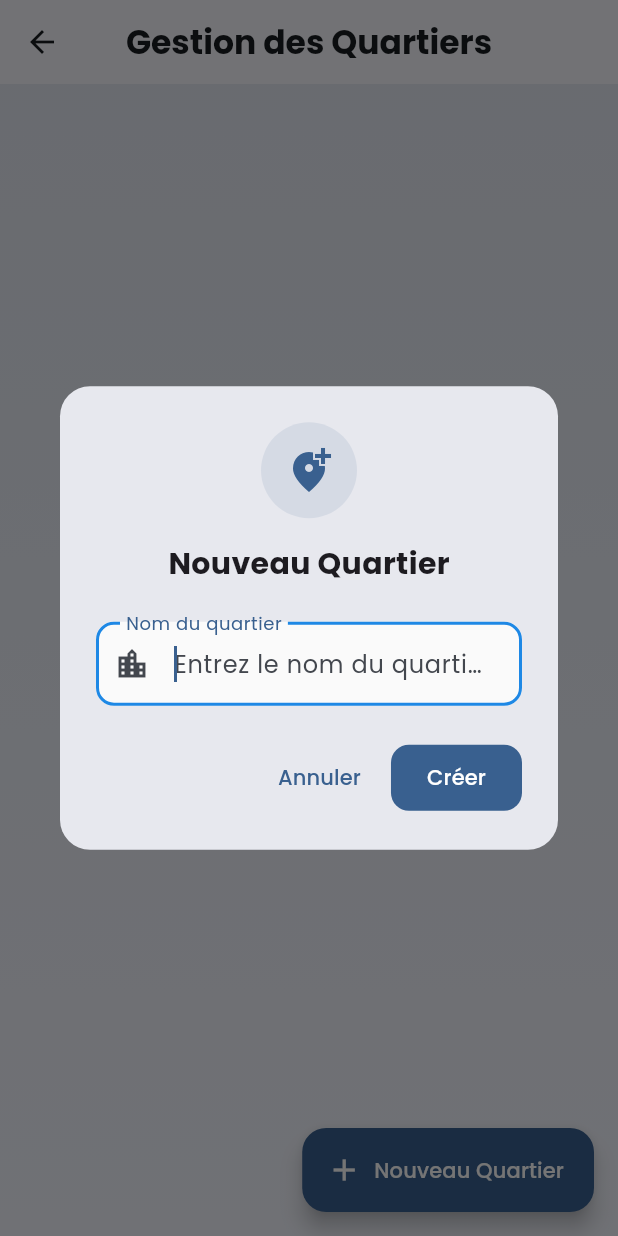
After one commit to Cescito04/domi-cert, a Flutter app: the QuartiersScreen screen opened directly, after a tap on "Ajouter un quartier", on a phone screen of 412 x 824 dp. The commit adds this screen. Run offline on Flutter 3.47's test engine with Material 3 defaults, Android fonts, the phone set to English and light mode, and no system bars; our stand-ins replace cloud_firestore, firebase_auth, firebase_core, flutter_riverpod, flutter_spinkit, google_fonts and 1 more; accounts and stored records are empty; network calls fail.

Commit message:
feat(ui): enhance quartiers screen UI and dialogs
- Improve overall UI with gradient background and rounded corners
- Add modern card design for quartier items with icons
- Enhance dialogs for create/edit and delete operations
- Add floating snackbars with icons for better feedback
- Implement empty state with call-to-action button
- Add loading and error states with better visual feedback
- Use consistent styling with theme colors
- Improve button and input field designs

```diff
--- /dev/null
+++ b/lib/models/quartier.dart
@@ -0,0 +1,18 @@
+class Quartier {
+  final String id;
+  final String nom;
+
+  Quartier({required this.id, required this.nom});
+
+  factory Quartier.fromMap(Map<String, dynamic> data, String documentId) {
+    return Quartier(id: documentId, nom: data['nom'] ?? '');
+  }
+
+  Map<String, dynamic> toMap() {
+    return {'nom': nom};
+  }
+
+  Quartier copyWith({String? id, String? nom}) {
+    return Quartier(id: id ?? this.id, nom: nom ?? this.nom);
+  }
+}
--- a/lib/screens/home/home_screen.dart
+++ b/lib/screens/home/home_screen.dart
@@ -1,6 +1,7 @@
 import 'package:flutter/material.dart';
 import 'package:flutter_riverpod/flutter_riverpod.dart';
 import 'package:homepass/services/auth_service.dart';
+import 'package:homepass/screens/quartiers_screen.dart';
 
 class HomeScreen extends ConsumerWidget {
   const HomeScreen({super.key});
@@ -151,7 +152,12 @@ class HomeScreen extends ConsumerWidget {
       shape: RoundedRectangleBorder(borderRadius: BorderRadius.circular(16)),
       child: InkWell(
         onTap: () {
-          // TODO: Implémenter la navigation vers la fonctionnalité
+          if (title == 'Quartiers') {
+            Navigator.push(
+              context,
+              MaterialPageRoute(builder: (context) => const QuartiersScreen()),
+            );
+          }
         },
         borderRadius: BorderRadius.circular(16),
         child: Padding(
--- /dev/null
+++ b/lib/screens/quartiers_screen.dart
@@ -0,0 +1,461 @@
+import 'package:flutter/material.dart';
+import '../models/quartier.dart';
+import '../services/quartier_service.dart';
+
+class QuartiersScreen extends StatefulWidget {
+  const QuartiersScreen({super.key});
+
+  @override
+  State<QuartiersScreen> createState() => _QuartiersScreenState();
+}
+
+class _QuartiersScreenState extends State<QuartiersScreen> {
+  final QuartierService _quartierService = QuartierService();
+  final TextEditingController _nomController = TextEditingController();
+  Quartier? _quartierToEdit;
+
+  @override
+  void dispose() {
+    _nomController.dispose();
+    super.dispose();
+  }
+
+  void _showQuartierDialog([Quartier? quartier]) {
+    _quartierToEdit = quartier;
+    _nomController.text = quartier?.nom ?? '';
+
+    showDialog(
+      context: context,
+      builder:
+          (context) => Dialog(
+            shape: RoundedRectangleBorder(
+              borderRadius: BorderRadius.circular(20),
+            ),
+            child: Container(
+              padding: const EdgeInsets.all(24),
+              child: Column(
+                mainAxisSize: MainAxisSize.min,
+                children: [
+                  Container(
+                    padding: const EdgeInsets.all(16),
+                    decoration: BoxDecoration(
+                      color: Theme.of(
+                        context,
+                      ).colorScheme.primary.withOpacity(0.1),
+                      shape: BoxShape.circle,
+                    ),
+                    child: Icon(
+                      quartier == null
+                          ? Icons.add_location_alt
+                          : Icons.edit_location_alt,
+                      size: 32,
+                      color: Theme.of(context).colorScheme.primary,
+                    ),
+                  ),
+                  const SizedBox(height: 16),
+                  Text(
+                    quartier == null ? 'Nouveau Quartier' : 'Modifier Quartier',
+                    style: const TextStyle(
+                      fontSize: 20,
+                      fontWeight: FontWeight.bold,
+                    ),
+                  ),
+                  const SizedBox(height: 24),
+                  TextField(
+                    controller: _nomController,
+                    decoration: InputDecoration(
+                      labelText: 'Nom du quartier',
+                      hintText: 'Entrez le nom du quartier',
+                      prefixIcon: const Icon(Icons.location_city_outlined),
+                      border: OutlineInputBorder(
+                        borderRadius: BorderRadius.circular(12),
+                      ),
+                      filled: true,
+                      fillColor: Colors.grey[50],
+                    ),
+                    autofocus: true,
+                  ),
+                  const SizedBox(height: 24),
+                  Row(
+                    mainAxisAlignment: MainAxisAlignment.end,
+                    children: [
+                      TextButton(
+                        onPressed: () => Navigator.pop(context),
+                        child: const Text('Annuler'),
+                      ),
+                      const SizedBox(width: 8),
+                      ElevatedButton(
+                        onPressed: () async {
+                          if (_nomController.text.isNotEmpty) {
+                            try {
+                              if (quartier == null) {
+                                await _quartierService.createQuartier(
+                                  _nomController.text,
+                                );
+                                if (mounted) {
+                                  ScaffoldMessenger.of(context).showSnackBar(
+                                    SnackBar(
+                                      content: Row(
+                                        children: [
+                                          const Icon(
+                                            Icons.check_circle,
+                                            color: Colors.white,
+                                          ),
+                                          const SizedBox(width: 8),
+                                          const Text(
+                                            'Quartier créé avec succès',
+                                          ),
+                                        ],
+                                      ),
+                                      backgroundColor: Colors.green,
+                                      behavior: SnackBarBehavior.floating,
+                                      shape: RoundedRectangleBorder(
+                                        borderRadius: BorderRadius.circular(10),
+                                      ),
+                                    ),
+                                  );
+                                }
+                              } else {
+                                await _quartierService.updateQuartier(
+                                  quartier.id,
+                                  _nomController.text,
+                                );
+                                if (mounted) {
+                                  ScaffoldMessenger.of(context).showSnackBar(
+                                    SnackBar(
+                                      content: Row(
+                                        children: [
+                                          const Icon(
+                                            Icons.check_circle,
+                                            color: Colors.white,
+                                          ),
+                                          const SizedBox(width: 8),
+                                          const Text(
+                                            'Quartier mis à jour avec succès',
+                                          ),
+                                        ],
+                                      ),
+                                      backgroundColor: Colors.green,
+                                      behavior: SnackBarBehavior.floating,
+                                      shape: RoundedRectangleBorder(
+                                        borderRadius: BorderRadius.circular(10),
+                                      ),
+                                    ),
+                                  );
+                                }
+                              }
+                              if (mounted) Navigator.pop(context);
+                            } catch (e) {
+                              if (mounted) {
+                                ScaffoldMessenger.of(context).showSnackBar(
+                                  SnackBar(
+                                    content: Row(
+                                      children: [
+                                        const Icon(
+                                          Icons.error_outline,
+                                          color: Colors.white,
+                                        ),
+                                        const SizedBox(width: 8),
+                                        Text('Erreur: ${e.toString()}'),
+                                      ],
+                                    ),
+                                    backgroundColor: Colors.red,
+                                    behavior: SnackBarBehavior.floating,
+                                    shape: RoundedRectangleBorder(
+                                      borderRadius: BorderRadius.circular(10),
+                                    ),
+                                  ),
+                                );
+                              }
+                            }
+                          }
+                        },
+                        style: ElevatedButton.styleFrom(
+                          backgroundColor:
+                              Theme.of(context).colorScheme.primary,
+                          foregroundColor: Colors.white,
+                          padding: const EdgeInsets.symmetric(
+                            horizontal: 24,
+                            vertical: 12,
+                          ),
+                          shape: RoundedRectangleBorder(
+                            borderRadius: BorderRadius.circular(12),
+                          ),
+                        ),
+                        child: Text(
+                          quartier == null ? 'Créer' : 'Mettre à jour',
+                        ),
+                      ),
+                    ],
+                  ),
+                ],
+              ),
+            ),
+          ),
+    );
+  }
+
+  Future<void> _deleteQuartier(Quartier quartier) async {
+    final confirmed = await showDialog<bool>(
+      context: context,
+      builder:
+          (context) => Dialog(
+            shape: RoundedRectangleBorder(
+              borderRadius: BorderRadius.circular(20),
+            ),
+            child: Container(
+              padding: const EdgeInsets.all(24),
+              child: Column(
+                mainAxisSize: MainAxisSize.min,
+                children: [
+                  Container(
+                    padding: const EdgeInsets.all(16),
+                    decoration: BoxDecoration(
+                      color: Colors.red.withOpacity(0.1),
+                      shape: BoxShape.circle,
+                    ),
+                    child: const Icon(
+                      Icons.delete_outline,
+                      size: 32,
+                      color: Colors.red,
+                    ),
+                  ),
+                  const SizedBox(height: 16),
+                  const Text(
+                    'Confirmer la suppression',
+                    style: TextStyle(fontSize: 20, fontWeight: FontWeight.bold),
+                  ),
+                  const SizedBox(height: 8),
+                  Text(
+                    'Voulez-vous vraiment supprimer le quartier "${quartier.nom}" ?',
+                    textAlign: TextAlign.center,
+                    style: TextStyle(color: Colors.grey[600]),
+                  ),
+                  const SizedBox(height: 24),
+                  Row(
+                    mainAxisAlignment: MainAxisAlignment.end,
+                    children: [
+                      TextButton(
+                        onPressed: () => Navigator.pop(context, false),
+                        child: const Text('Annuler'),
+                      ),
+                      const SizedBox(width: 8),
+                      ElevatedButton(
+                        onPressed: () => Navigator.pop(context, true),
+                        style: ElevatedButton.styleFrom(
+                          backgroundColor: Colors.red,
+                          foregroundColor: Colors.white,
+                          padding: const EdgeInsets.symmetric(
+                            horizontal: 24,
+                            vertical: 12,
+                          ),
+                          shape: RoundedRectangleBorder(
+                            borderRadius: BorderRadius.circular(12),
+                          ),
+                        ),
+                        child: const Text('Supprimer'),
+                      ),
+                    ],
+                  ),
+                ],
+              ),
+            ),
+          ),
+    );
+
+    if (confirmed == true) {
+      try {
+        await _quartierService.deleteQuartier(quartier.id);
+        if (mounted) {
+          ScaffoldMessenger.of(context).showSnackBar(
+            SnackBar(
+              content: Row(
+                children: [
+                  const Icon(Icons.check_circle, color: Colors.white),
+                  const SizedBox(width: 8),
+                  const Text('Quartier supprimé avec succès'),
+                ],
+              ),
+              backgroundColor: Colors.green,
+              behavior: SnackBarBehavior.floating,
+              shape: RoundedRectangleBorder(
+                borderRadius: BorderRadius.circular(10),
+              ),
+            ),
+          );
+        }
+      } catch (e) {
+        if (mounted) {
+          ScaffoldMessenger.of(context).showSnackBar(
+            SnackBar(
+              content: Row(
+                children: [
+                  const Icon(Icons.error_outline, color: Colors.white),
+                  const SizedBox(width: 8),
+                  Text('Erreur: ${e.toString()}'),
+                ],
+              ),
+              backgroundColor: Colors.red,
+              behavior: SnackBarBehavior.floating,
+              shape: RoundedRectangleBorder(
+                borderRadius: BorderRadius.circular(10),
+              ),
+            ),
+          );
+        }
+      }
+    }
+  }
+
+  @override
+  Widget build(BuildContext context) {
+    return Scaffold(
+      appBar: AppBar(
+        title: const Text(
+          'Gestion des Quartiers',
+          style: TextStyle(fontWeight: FontWeight.bold),
+        ),
+        centerTitle: true,
+        elevation: 0,
+      ),
+      body: Container(
+        decoration: BoxDecoration(
+          gradient: LinearGradient(
+            begin: Alignment.topCenter,
+            end: Alignment.bottomCenter,
+            colors: [
+              Theme.of(context).colorScheme.primary.withOpacity(0.1),
+              Theme.of(context).colorScheme.primaryContainer.withOpacity(0.1),
+            ],
+          ),
+        ),
+        child: StreamBuilder<List<Quartier>>(
+          stream: _quartierService.getQuartiers(),
+          builder: (context, snapshot) {
+            if (snapshot.hasError) {
+              return Center(
+                child: Column(
+                  mainAxisAlignment: MainAxisAlignment.center,
+                  children: [
+                    Icon(Icons.error_outline, size: 48, color: Colors.red),
+                    const SizedBox(height: 16),
+                    Text(
+                      'Erreur: ${snapshot.error}',
+                      style: const TextStyle(color: Colors.red),
+                    ),
+                  ],
+                ),
+              );
+            }
+
+            if (snapshot.connectionState == ConnectionState.waiting) {
+              return const Center(child: CircularProgressIndicator());
+            }
+
+            final quartiers = snapshot.data ?? [];
+
+            if (quartiers.isEmpty) {
+              return Center(
+                child: Column(
+                  mainAxisAlignment: MainAxisAlignment.center,
+                  children: [
+                    Icon(
+                      Icons.location_city_outlined,
+                      size: 64,
+                      color: Colors.grey[400],
+                    ),
+                    const SizedBox(height: 16),
+                    Text(
+                      'Aucun quartier trouvé',
+                      style: TextStyle(fontSize: 18, color: Colors.grey[600]),
+                    ),
+                    const SizedBox(height: 8),
+                    ElevatedButton.icon(
+                      onPressed: () => _showQuartierDialog(),
+                      icon: const Icon(Icons.add),
+                      label: const Text('Ajouter un quartier'),
+                      style: ElevatedButton.styleFrom(
+                        backgroundColor: Theme.of(context).colorScheme.primary,
+                        foregroundColor: Colors.white,
+                        padding: const EdgeInsets.symmetric(
+                          horizontal: 24,
+                          vertical: 12,
+                        ),
+                        shape: RoundedRectangleBorder(
+                          borderRadius: BorderRadius.circular(12),
+                        ),
+                      ),
+                    ),
+                  ],
+                ),
+              );
+            }
+
+            return ListView.builder(
+              padding: const EdgeInsets.all(16),
+              itemCount: quartiers.length,
+              itemBuilder: (context, index) {
+                final quartier = quartiers[index];
+                return Card(
+                  elevation: 2,
+                  margin: const EdgeInsets.only(bottom: 12),
+                  shape: RoundedRectangleBorder(
+                    borderRadius: BorderRadius.circular(16),
+                  ),
+                  child: ListTile(
+                    contentPadding: const EdgeInsets.symmetric(
+                      horizontal: 20,
+                      vertical: 8,
+                    ),
+                    leading: Container(
+                      padding: const EdgeInsets.all(8),
+                      decoration: BoxDecoration(
+                        color: Theme.of(
+                          context,
+                        ).colorScheme.primary.withOpacity(0.1),
+                        borderRadius: BorderRadius.circular(12),
+                      ),
+                      child: Icon(
+                        Icons.location_city_outlined,
+                        color: Theme.of(context).colorScheme.primary,
+                      ),
+                    ),
+                    title: Text(
+                      quartier.nom,
+                      style: const TextStyle(
+                        fontWeight: FontWeight.bold,
+                        fontSize: 16,
+                      ),
+                    ),
+                    trailing: Row(
+                      mainAxisSize: MainAxisSize.min,
+                      children: [
+                        IconButton(
+                          icon: const Icon(Icons.edit_outlined),
+                          onPressed: () => _showQuartierDialog(quartier),
+                          color: Theme.of(context).colorScheme.primary,
+                        ),
+                        IconButton(
+                          icon: const Icon(Icons.delete_outline),
+                          onPressed: () => _deleteQuartier(quartier),
+                          color: Colors.red,
+                        ),
+                      ],
+                    ),
+                  ),
+                );
+              },
+            );
+          },
+        ),
+      ),
+      floatingActionButton: FloatingActionButton.extended(
+        onPressed: () => _showQuartierDialog(),
+        icon: const Icon(Icons.add),
+        label: const Text('Nouveau Quartier'),
+        backgroundColor: Theme.of(context).colorScheme.primary,
+        foregroundColor: Colors.white,
+      ),
+    );
+  }
+}
--- /dev/null
+++ b/lib/services/quartier_service.dart
@@ -0,0 +1,63 @@
+import 'package:cloud_firestore/cloud_firestore.dart';
+import '../models/quartier.dart';
+
+class QuartierService {
+  final CollectionReference _quartiersCollection = FirebaseFirestore.instance
+      .collection('quartiers');
+
+  // Créer un nouveau quartier
+  Future<Quartier> createQuartier(String nom) async {
+    try {
+      DocumentReference docRef = await _quartiersCollection.add({
+        'nom': nom,
+        'createdAt': FieldValue.serverTimestamp(),
+      });
+
+      return Quartier(id: docRef.id, nom: nom);
+    } catch (e) {
+      throw Exception('Erreur lors de la création du quartier: $e');
+    }
+  }
+
+  // Récupérer tous les quartiers
+  Stream<List<Quartier>> getQuartiers() {
+    return _quartiersCollection
+        .orderBy('createdAt', descending: true)
+        .snapshots()
+        .map((snapshot) {
+          return snapshot.docs.map((doc) {
+            return Quartier.fromMap(doc.data() as Map<String, dynamic>, doc.id);
+          }).toList();
+        });
+  }
+
+  // Mettre à jour un quartier
+  Future<void> updateQuartier(String id, String nom) async {
+    try {
+      await _quartiersCollection.doc(id).update({
+        'nom': nom,
+        'updatedAt': FieldValue.serverTimestamp(),
+      });
+    } catch (e) {
+      throw Exception('Erreur lors de la mise à jour du quartier: $e');
+    }
+  }
+
+  // Supprimer un quartier
+  Future<void> deleteQuartier(String id) async {
+    try {
+      await _quartiersCollection.doc(id).delete();
+    } catch (e) {
+      throw Exception('Erreur lors de la suppression du quartier: $e');
+    }
+  }
+
+  // Méthode de test pour créer un quartier de test
+  Future<void> createTestQuartier() async {
+    try {
+      await createQuartier('Quartier Test');
+    } catch (e) {
+      throw Exception('Erreur lors de la création du quartier de test: $e');
+    }
+  }
+}
```
Also changed, not shown: lib/main.dart (+22 -1 lines), pubspec.yaml (+8 -7 lines), pubspec.lock, 6 other files.
